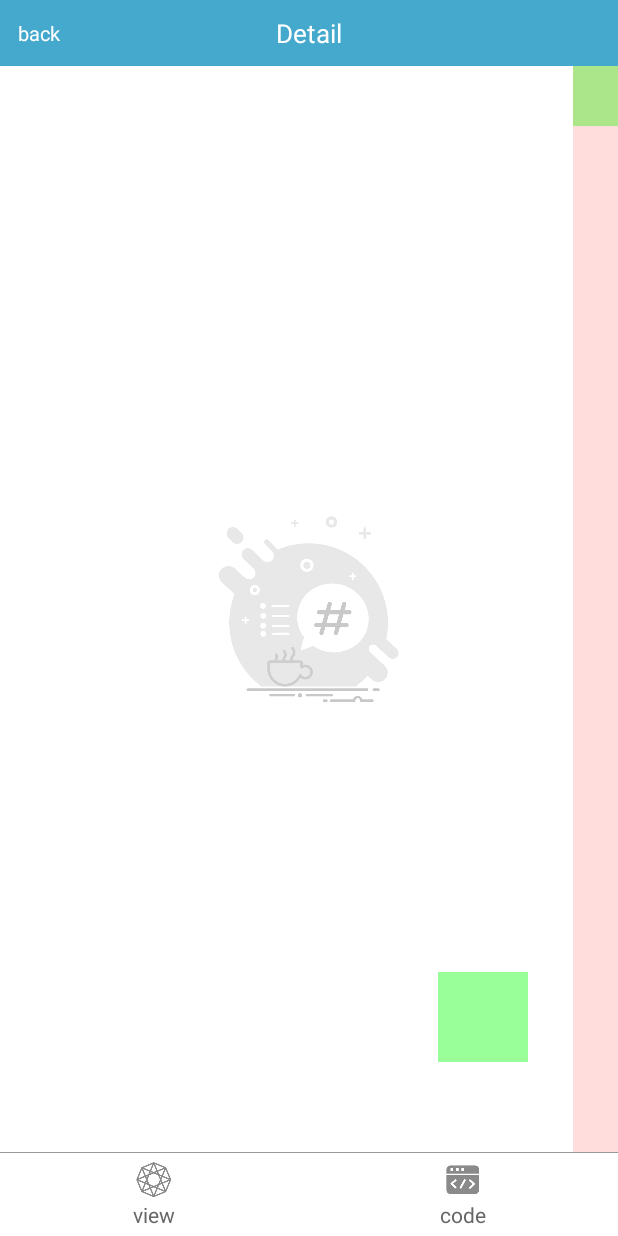
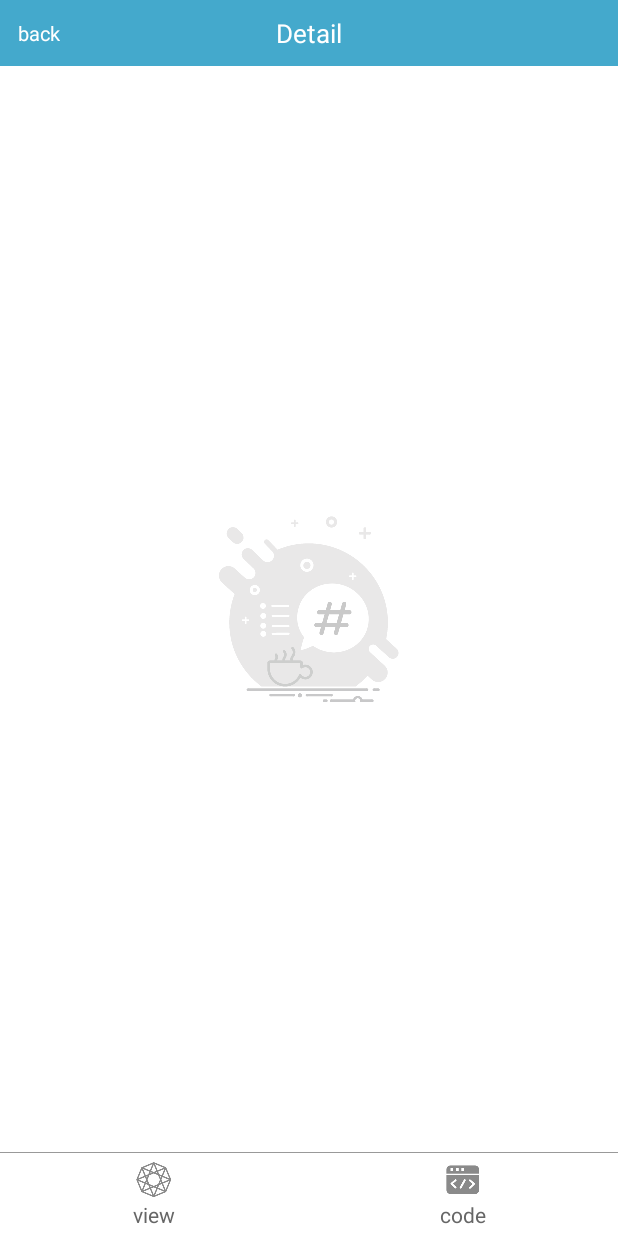
Before and after one commit to slowguy/slowGrab, an Android app: the CodeFragment screen opened directly, with no data from a screen before it, on a phone screen of 412 x 824 dp. Run offline under Robolectric (Android 15) with nearby library versions, the phone set to English and light mode, and no system bars; plain views replace SpinKitView.

Commit message:
progressbar

```diff
--- a/app/src/main/java/com/bnb/grab/widget/CustomProgress.kt
+++ b/app/src/main/java/com/bnb/grab/widget/CustomProgress.kt
@@ -2,35 +2,29 @@ package com.bnb.grab.widget
 
 import android.app.Activity
 import android.content.Context
-import android.graphics.Canvas
-import android.graphics.Color
-import android.graphics.Paint
 import android.util.AttributeSet
-import android.util.Log
 import android.view.MotionEvent
 import android.view.View
-import android.view.ViewGroup
 import android.widget.ImageView
 import android.widget.LinearLayout
-import com.bnb.grab.R
 
 /**
- * Created by wsl on 2018/2/1.
- */
+* Created by wsl on 2018/2/1.
+*/
 class CustomProgress : LinearLayout, View.OnTouchListener {
 
-    var mContext: Context? = null
-    var width: Int? = 0
-    var height: Int? = 0
-    var cube: ImageView? = null
+    private var mContext: Context? = null
+    private var width: Int? = 0
+    private var height: Int? = 0
+    private var cube: ImageView? = null
 
-    var downY: Int = 0
-    var cubeWidth: Int = 0
-    var cubeHeight: Int = 0
-    var cubeTop: Int = 0
-    var maxTop: Int = 0
+    private var downY: Int = 0
+    private var cubeWidth: Int = 0
+    private var cubeHeight: Int = 0
+    private var cubeTop: Int = 0
+    private var maxTop: Int = 0
 
-    var sHeight: Int = 0
+    private var sHeight: Int = 0
 
     constructor(context: Context) : this(context, null)
 
@@ -43,15 +37,12 @@ class CustomProgress : LinearLayout, View.OnTouchListener {
 
     private fun init() {
         orientation = LinearLayout.VERTICAL
-        setBackgroundColor(Color.parseColor("#22ff0000"))
-
     }
 
     override fun onMeasure(widthMeasureSpec: Int, heightMeasureSpec: Int) {
         super.onMeasure(widthMeasureSpec, heightMeasureSpec)
         cube = getChildAt(0) as ImageView
         cube!!.setOnTouchListener(this)
-        Log.e("view_log", "onMeasure")
     }
 
     override fun onLayout(changed: Boolean, l: Int, t: Int, r: Int, b: Int) {
@@ -63,26 +54,25 @@ class CustomProgress : LinearLayout, View.OnTouchListener {
         maxTop = height!! - cubeHeight
     }
 
-    open fun setScrollHeight(sHeight: Int) {
-        Log.e("slslsl", "sHeight-$sHeight")
+    fun setScrollHeight(sHeight: Int) {
         (mContext as Activity).runOnUiThread({
             this.sHeight = sHeight
-            if (sHeight <= height!!) {
-                visibility = View.GONE
-            }
+            visibility = if (sHeight <= height!!)
+                View.GONE
+            else
+                View.VISIBLE
         })
     }
 
     fun moveProgress(r: Float) {
-        var t = (maxTop * r).toInt()
-        Log.e("xxxx_log", "cubeTop->$t")
+        val t = (maxTop * r).toInt()
         cubeTop = t
         cube!!.layout(0, t, cubeWidth, t + cubeHeight)
     }
 
     override fun onTouch(v: View?, event: MotionEvent?): Boolean {
-        var moveY = 0
-        var devY = 0
+        val moveY: Int
+        val devY: Int
         when (event!!.action) {
             MotionEvent.ACTION_DOWN -> {
                 downY = event.rawY.toInt()
@@ -94,7 +84,6 @@ class CustomProgress : LinearLayout, View.OnTouchListener {
                 cubeTop += devY
                 if (cubeTop <= 0) cubeTop = 0
                 if (cubeTop >= maxTop) cubeTop = maxTop
-//                Log.e("cube_log", "l - 0,t - $cubeTop,r - $cubeWidth,b - ${cubeTop + cubeHeight}")
                 cube!!.layout(0, cubeTop, cubeWidth, cubeTop + cubeHeight)
                 downY = moveY
                 listener?.pScroll(cubeTop.toFloat() / maxTop.toFloat())
--- /dev/null
+++ b/app/src/main/res/drawable/sp_progress_cube.xml
@@ -0,0 +1,7 @@
+<?xml version="1.0" encoding="utf-8"?>
+<shape xmlns:android="http://schemas.android.com/apk/res/android">
+
+    <solid android:color="#6644a9cc"/>
+    <corners android:radius="9dp"/>
+
+</shape>
--- a/app/src/main/res/layout/fragment_code.xml
+++ b/app/src/main/res/layout/fragment_code.xml
@@ -57,22 +57,14 @@
         android:layout_width="30dp"
         android:layout_height="match_parent"
         android:layout_alignParentRight="true"
-        android:orientation="vertical">
+        android:orientation="vertical"
+        android:visibility="gone">
 
         <ImageView
             android:layout_width="match_parent"
             android:layout_height="40dp"
-            android:background="#662ff311"/>
+            android:background="@drawable/sp_progress_cube"/>
 
     </com.bnb.grab.widget.CustomProgress>
 
-    <ImageView
-        android:id="@+id/logClick"
-        android:layout_width="60dp"
-        android:layout_height="60dp"
-        android:layout_alignParentBottom="true"
-        android:layout_alignParentRight="true"
-        android:layout_margin="60dp"
-        android:background="#60f0"/>
-
 </RelativeLayout>
```
Also changed, not shown: app/src/main/java/com/bnb/grab/ui/activity/DocDetailActivity.kt (+8 -6 lines), app/src/main/java/com/bnb/grab/ui/fragment/CodeFragment.kt (+9 -13 lines).
